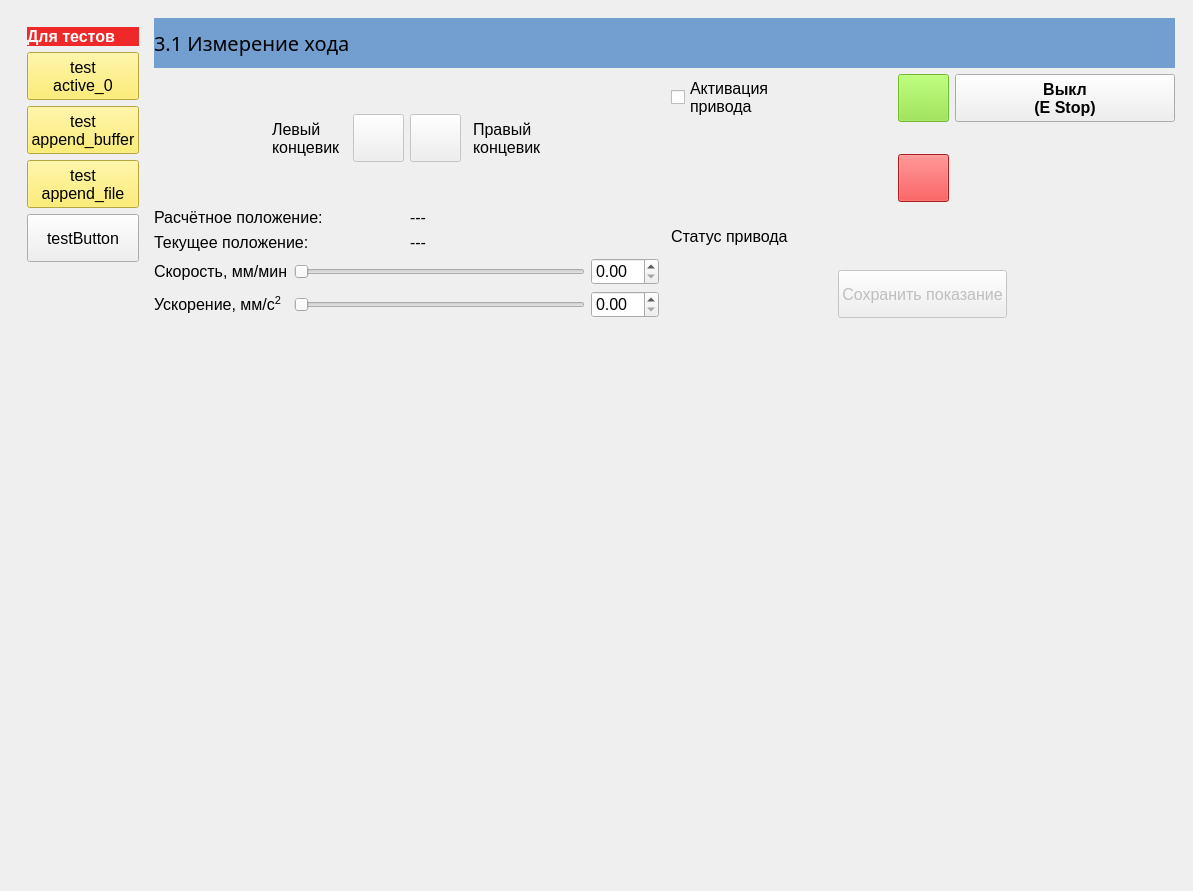
Before: the Qt Designer form BallScrewVCP1.ui in Ornstein89/BallScrewControl_QtVCP, drawn with Qt 5.
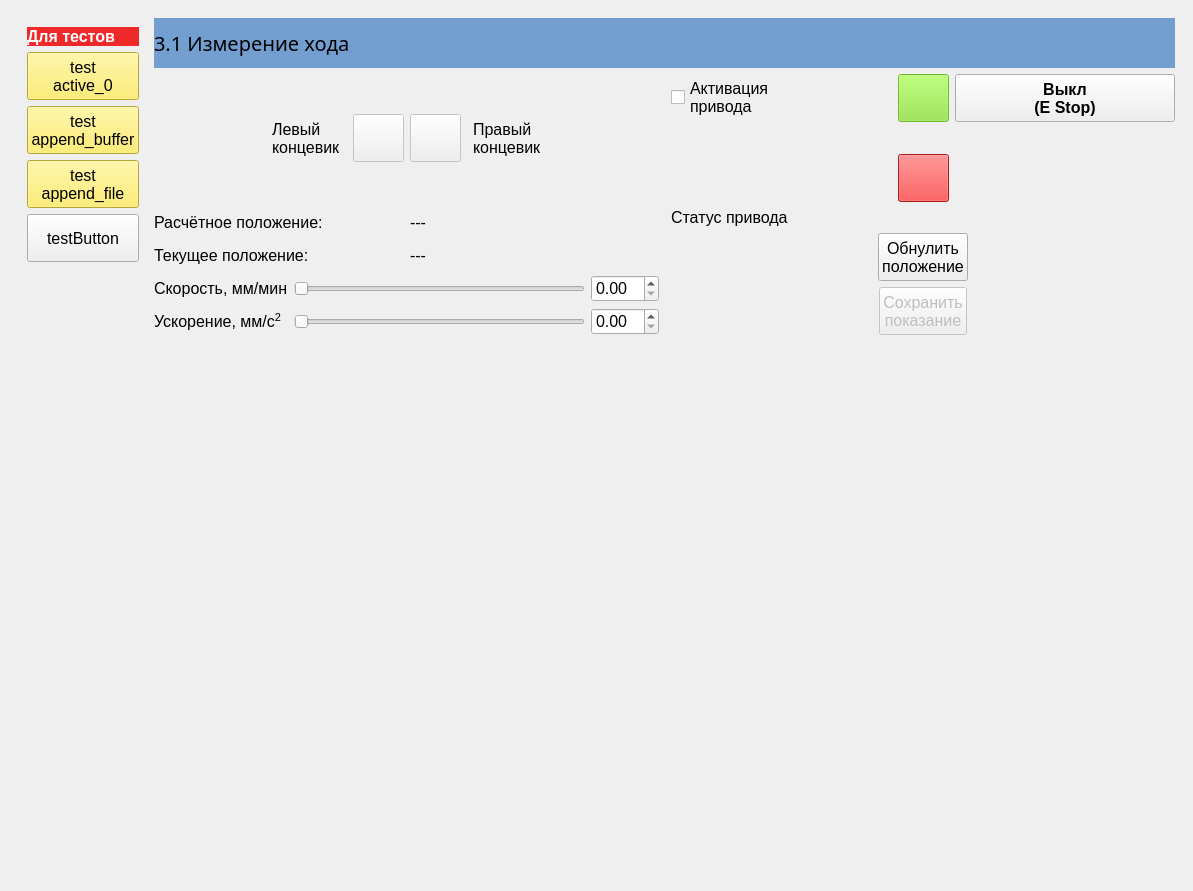
After: the same form once the commit is applied. Icons and pictures are not drawn. Custom widgets are drawn as their Qt base class.

Commit message: Added RODOS4_NUMBER ini parameter, ResetPosition button on form 3.1 and window header icon for all forms

Diff of the .ui file:
```diff
--- a/BallScrewVCP1.ui
+++ b/BallScrewVCP1.ui
@@ -352,7 +352,10 @@
             </property>
            </widget>
           </item>
-          <item row="1" column="0" colspan="2" alignment="Qt::AlignHCenter">
+          <item row="0" column="1">
+           <widget class="LED" name="ledPos_Alarm31"/>
+          </item>
+          <item row="2" column="0" colspan="2" alignment="Qt::AlignHCenter">
            <widget class="PushButton" name="btnLog_Trigger31">
             <property name="enabled">
              <bool>false</bool>
@@ -364,7 +367,28 @@
              </sizepolicy>
             </property>
             <property name="text">
-             <string>Сохранить показание</string>
+             <string>Сохранить
+показание</string>
+            </property>
+            <property name="indicator_HAL_pin_option" stdset="0">
+             <bool>false</bool>
+            </property>
+           </widget>
+          </item>
+          <item row="1" column="0" colspan="2" alignment="Qt::AlignHCenter">
+           <widget class="PushButton" name="btnResetPosition31">
+            <property name="enabled">
+             <bool>true</bool>
+            </property>
+            <property name="sizePolicy">
+             <sizepolicy hsizetype="Fixed" vsizetype="Fixed">
+              <horstretch>0</horstretch>
+              <verstretch>0</verstretch>
+             </sizepolicy>
+            </property>
+            <property name="text">
+             <string>Обнулить
+положение</string>
             </property>
             <property name="indicator_HAL_pin_option" stdset="0">
              <bool>false</bool>
```
Left out of the diff: 28 changed lines with no effect on the pictures. The commit also changes 6 other files.
